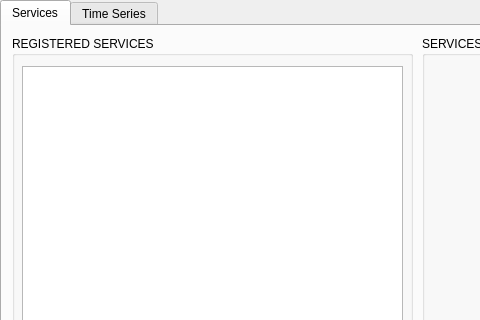
This is wtss_qgis_dialog_base.ui in brazil-data-cube/wtss-qgis as Qt 5 draws it before an edit; both pictures show x 0 to 480 and y 0 to 320 of the 748 by 539 pixel window. The edited form follows.
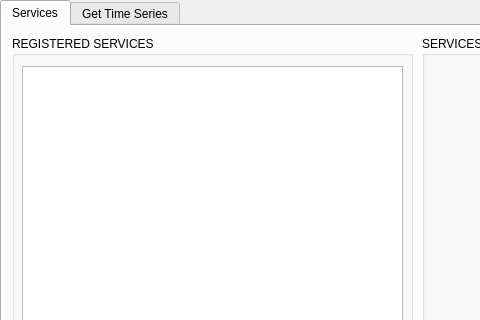
This is the edited form. The open tabs and pages were chosen to show the change.

Commit message: [#9] Editing services using QTreeView

```diff
--- a/wtss_qgis_dialog_base.ui
+++ b/wtss_qgis_dialog_base.ui
@@ -213,7 +213,7 @@
    </widget>
    <widget class="QWidget" name="time_series_tab">
     <attribute name="title">
-     <string>Time Series</string>
+     <string>Get Time Series</string>
     </attribute>
     <widget class="QGroupBox" name="history">
      <property name="geometry">
```
Left out of the diff: 11 changed lines with no effect on the pictures. The commit also changes 2 other files.
